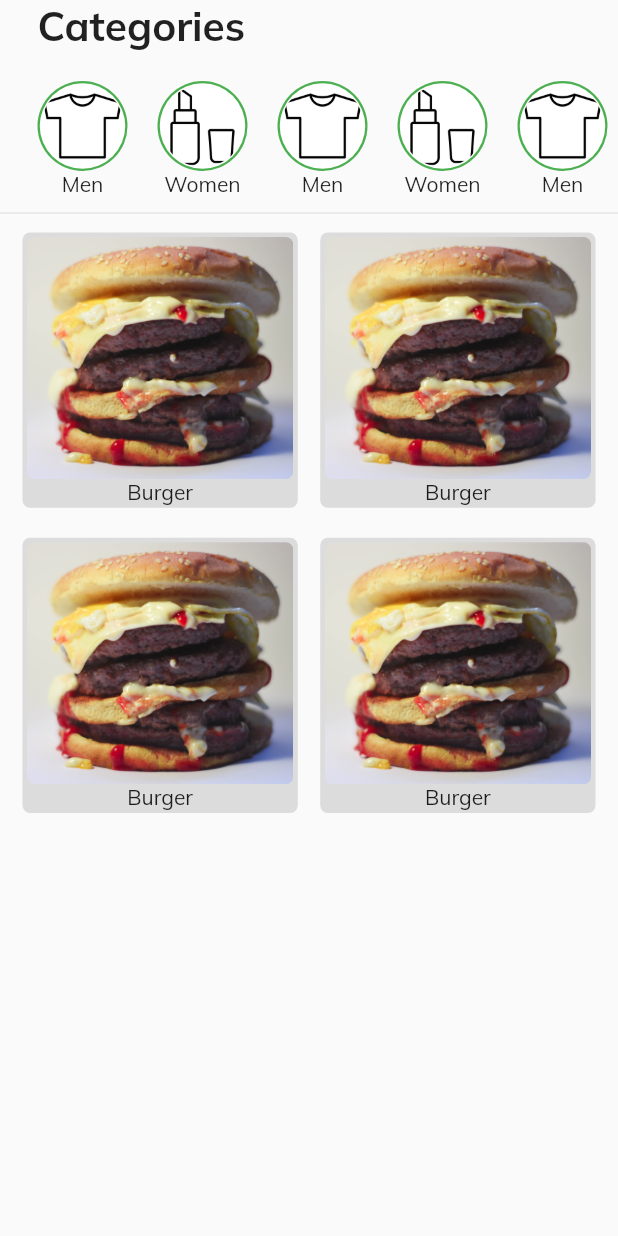
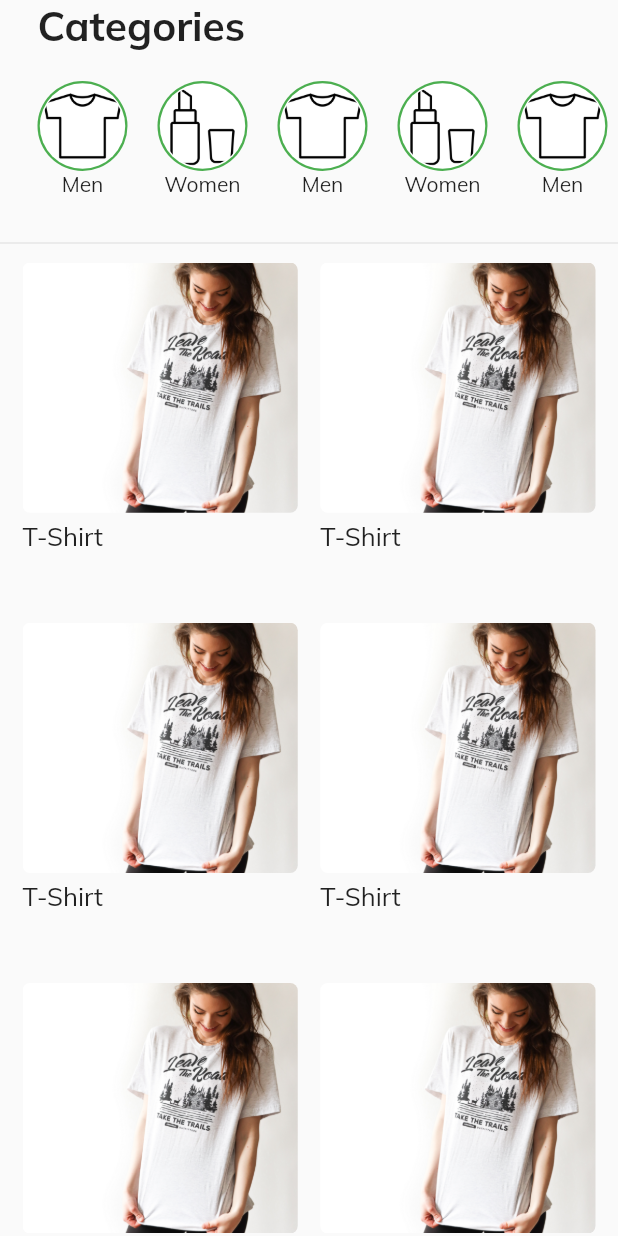
Before and after one commit to DanielLokk/e-commerce_app, a Flutter app: the screen it shows after launch, on a phone screen of 412 x 824 dp. Run offline on Flutter 3.47's test engine with Material 2 defaults, Android fonts, the phone set to English and light mode, and no system bars; our stand-ins replace google_fonts; missing offline and left inert: flappy_search_bar.

Commit message:
fixed problem overflowed products column

```diff
--- a/lib/models/global.dart
+++ b/lib/models/global.dart
@@ -5,7 +5,7 @@ import 'package:flutter/material.dart';
 
 User user = new User("username", AssetImage("lib/assets/profile1.jpg"), [], []);
 
-Post post1 = new Post(AssetImage("lib/assets/product1.jpg"), user,
+Post post1 = new Post(AssetImage("lib/assets/post-image.jpg"), user,
     "description", DateTime.now(), [], [], false, false);
 
 List<Category> categories = [
@@ -22,4 +22,8 @@ List<Post> listPosts = [
   post1,
   post1,
   post1,
+  post1,
+  post1,
+  post1,
+  post1,
 ];
--- a/lib/pages/home.dart
+++ b/lib/pages/home.dart
@@ -10,6 +10,7 @@ class Home extends StatefulWidget {
 }
 
 class _HomeState extends State<Home> {
+  final double itemHeight = 200;
   @override
   Widget build(BuildContext context) {
     return new Scaffold(
@@ -30,13 +31,15 @@ class _HomeState extends State<Home> {
                     ],
                   ),
                   Container(
-                    height: 100,
+                    height: 120,
                     child: getCategories(),
                   ),
                   Divider(),
                   GridView.builder(
                     padding: EdgeInsets.symmetric(horizontal: 15, vertical: 5),
+                    scrollDirection: Axis.vertical,
                     gridDelegate: SliverGridDelegateWithFixedCrossAxisCount(
+                        childAspectRatio: 1 / 1.2,
                         crossAxisCount: 2,
                         crossAxisSpacing: 15.0,
                         mainAxisSpacing: 20.0),
@@ -132,14 +135,10 @@ class _HomeState extends State<Home> {
 
   Widget getPost(BuildContext context, Post post, int index) {
     return Container(
-      decoration: BoxDecoration(
-        color: Colors.black12,
-        borderRadius: BorderRadius.circular(5),
-      ),
-      padding: EdgeInsets.all(3),
       child: Stack(
         children: [
           Column(
+            crossAxisAlignment: CrossAxisAlignment.start,
             children: [
               AspectRatio(
                 aspectRatio: 1.1,
@@ -147,49 +146,23 @@ class _HomeState extends State<Home> {
                   decoration: BoxDecoration(
                     borderRadius: BorderRadius.circular(5),
                     image: DecorationImage(
-                        alignment: FractionalOffset.topCenter,
-                        fit: BoxFit.cover,
-                        image: post.image),
+                      alignment: FractionalOffset.center,
+                      fit: BoxFit.cover,
+                      //image: post.image
+                      image: post.image,
+                    ),
                   ),
                 ),
               ),
-              Text("Burger")
+              Padding(padding: EdgeInsets.only(bottom: 5)),
+              Text(
+                "T-Shirt",
+                style: GoogleFonts.muli(fontSize: 17),
+              )
             ],
           ),
         ],
       ),
     );
-    /* return Container(
-      child: Column(
-        crossAxisAlignment: CrossAxisAlignment.start,
-        children: [
-          Row(
-            children: [
-              Container(
-                margin: EdgeInsets.symmetric(horizontal: 5, vertical: 5),
-                decoration: BoxDecoration(
-                    color: Colors.black12,
-                    borderRadius: BorderRadius.all(Radius.circular(5))),
-                child: Stack(
-                  children: [
-                    Container(
-                      decoration: BoxDecoration(
-                        image: DecorationImage(
-                            alignment: Alignment.topCenter,
-                            repeat: ImageRepeat.noRepeat,
-                            image: AssetImage("lib/src/assets/product1.jpg")),
-                      ),
-                    )
-                  ],
-                ),
-              ),
-              Container(
-                child: Text("column2"),
-              )
-            ],
-          ),
-        ],
-      ),
-    ); */
   }
 }
--- a/pubspec.yaml
+++ b/pubspec.yaml
@@ -54,6 +54,7 @@ flutter:
     - lib/assets/profile1.jpg
     - lib/assets/product1.jpg
     - lib/assets/tshirt1.png
+    - lib/assets/post-image.jpg
 
 
   # An image asset can refer to one or more resolution-specific "variants", see
```
Also changed, not shown: lib/assets/post-image.jpg (added).
